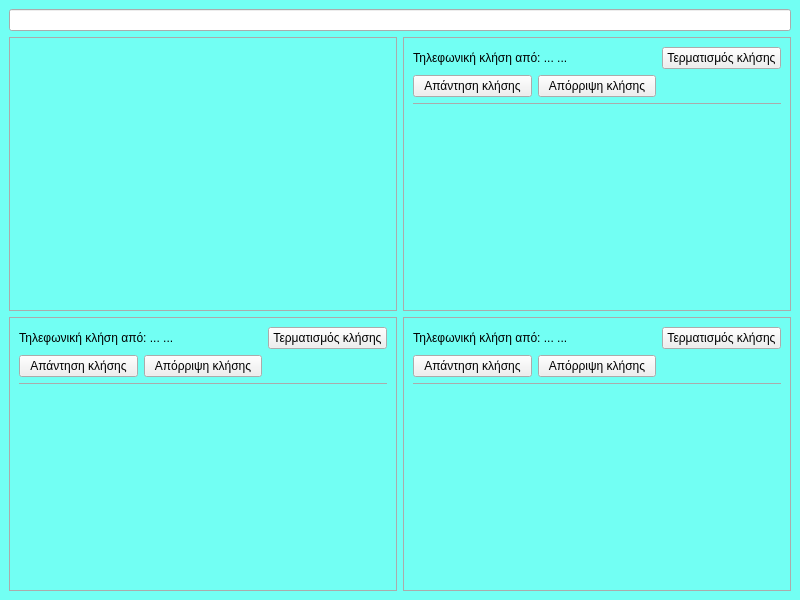
Before: the Qt Designer form calls_all.ui in el07694/aiortc-demo-for-epalxeis, drawn with Qt 5.
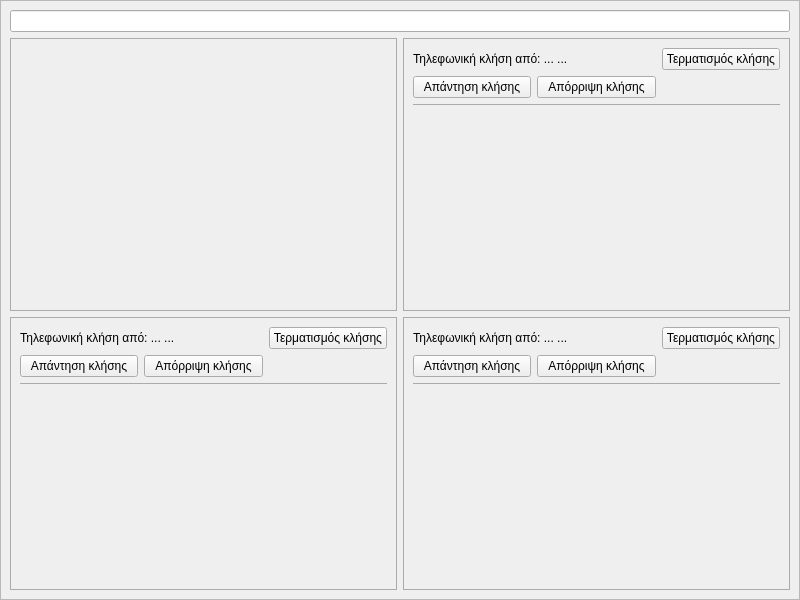
After: the same form once the commit is applied. Icons and pictures are not drawn.

```diff
--- a/calls_all.ui
+++ b/calls_all.ui
@@ -24,6 +24,33 @@
   </property>
   <widget class="QWidget" name="centralwidget">
    <layout class="QGridLayout" name="gridLayout_5">
+    <property name="leftMargin">
+     <number>0</number>
+    </property>
+    <property name="topMargin">
+     <number>0</number>
+    </property>
+    <property name="rightMargin">
+     <number>0</number>
+    </property>
+    <property name="bottomMargin">
+     <number>0</number>
+    </property>
+    <item row="0" column="0">
+     <widget class="QScrollArea" name="scrollArea">
+      <property name="widgetResizable">
+       <bool>true</bool>
+      </property>
+      <widget class="QWidget" name="scrollAreaWidgetContents">
+       <property name="geometry">
+        <rect>
+         <x>0</x>
+         <y>0</y>
+         <width>798</width>
+         <height>598</height>
+        </rect>
+       </property>
+       <layout class="QGridLayout" name="gridLayout_6">
     <item row="0" column="0" colspan="2">
      <widget class="QLineEdit" name="ngrok_url"/>
     </item>
@@ -337,6 +364,10 @@
         </widget>
        </item>
       </layout>
+         </widget>
+        </item>
+       </layout>
+      </widget>
      </widget>
     </item>
    </layout>
```
Lines whose indentation alone changed are shown as unchanged.
